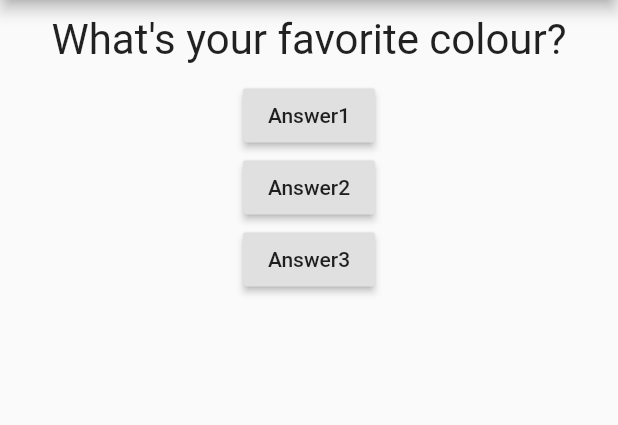
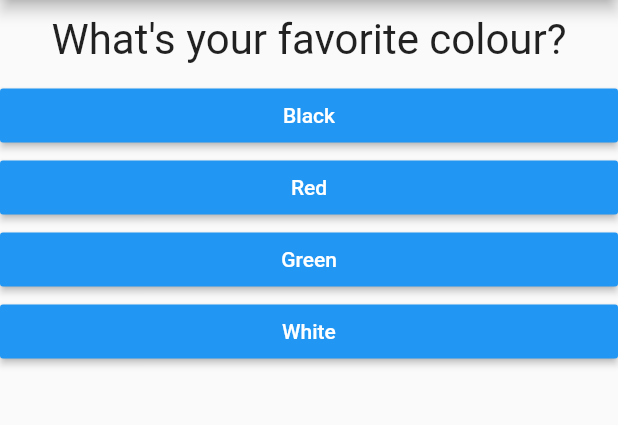
Before and after one commit to code4kunal/hands-on-flutter, a Flutter app: the screen it shows after launch, on a phone screen of 412 x 824 dp, the part 84-509 px from its top. Run offline on Flutter 3.47's test engine with Material 2 defaults, Android fonts, the phone set to English and light mode, and no system bars.

```diff
--- /dev/null
+++ b/lib/answer.dart
@@ -0,0 +1,22 @@
+import 'package:flutter/material.dart';
+
+
+class Answer extends StatelessWidget{
+  final Function selectHandler;
+  final String answerText;
+
+  Answer(this.selectHandler, this.answerText);
+
+  @override
+  Widget build(BuildContext context) {
+    return Container(
+      width: double.infinity,
+      child: RaisedButton(
+        color: Colors.blue,
+        textColor: Colors.white,
+        child: Text(answerText),
+        onPressed: selectHandler,
+    ),);
+  }
+
+}
--- a/lib/main.dart
+++ b/lib/main.dart
@@ -1,6 +1,7 @@
 import 'package:flutter/material.dart';
 
-import'./question.dart';
+import './quiz.dart';
+import './result.dart';
 
 void main() {
   runApp(MyApp());
@@ -12,43 +13,46 @@ class MyApp extends StatefulWidget {
 }
 
 class _MyAppState extends State<MyApp> {
-  var questionIndex = 0;
+  final _questions = const [
+      {
+        'questionText': 'What\'s your favorite colour?',
+        'answers': ['Black', 'Red', 'Green', 'White'],
+      },
+      {
+        'questionText': 'What\'s your favorite animal?',
+        'answers': ['Rabbit', 'Snake', 'Elephant', 'Deer'],
+      },
+      {
+        'questionText': 'What\'s your favorite instructor?',
+        'answers': ['John', 'Purcell', 'Max', 'Alan'],
+      }
+    ];
+  var _questionIndex = 0;
 
-  void answerQuestion(int state) {
+  void _answerQuestion() {
+
     setState(() {
-      questionIndex = state;
+      _questionIndex = _questionIndex + 1;
     });
-  print(questionIndex);
+    print(_questionIndex);
+    if(_questionIndex < _questions.length){
+      print('We have more questions!');
+    }
   }
 
   @override
   Widget build(BuildContext context) {
-    var questions = [
-      'What\'s your favorite colour?',
-      'What\'s your favorite animal?',
-      'What\'s your favorite food?'
-    ];
+
     return MaterialApp(
         home: Scaffold(
       appBar: AppBar(
         title: Text('My First App'),
       ),
-      body: Column(children: [
-        Question(questions[questionIndex]),
-        RaisedButton(
-          child: Text('Answer1'),
-          onPressed: () => answerQuestion(0),
-        ),
-        RaisedButton(
-          child: Text('Answer2'),
-          onPressed: () => answerQuestion(1),
-        ),
-        RaisedButton(
-          child: Text('Answer3'),
-          onPressed:
-            () => answerQuestion(2)
-        ),
-      ]),
+      body: _questionIndex < _questions.length
+      ? Quiz(answerQuestion: _answerQuestion,
+             questionIndex: _questionIndex,
+             question: _questions)
+      : Result() ,
     ));
   }
 }
--- /dev/null
+++ b/lib/quiz.dart
@@ -0,0 +1,32 @@
+
+import 'package:flutter/material.dart';
+
+import './question.dart';
+import './answer.dart';
+class Quiz extends StatelessWidget {
+  final List<Map<String, Object>> question;
+  final int questionIndex;
+  final Function answerQuestion;
+
+
+  Quiz({
+    @required this.question,
+    @required this.answerQuestion,
+    @required this.questionIndex
+  });
+
+@override
+Widget build(BuildContext context) {
+    return Column(
+      children :[
+        Question(
+          question[questionIndex]['questionText'],
+        ), //Question
+        ...(question[questionIndex]['answers'] as List<String>)
+        .map((answer) {
+          return Answer(answerQuestion, answer);
+        }).toList()
+      ]
+    ); //Column
+  }
+}
--- /dev/null
+++ b/lib/result.dart
@@ -0,0 +1,13 @@
+import 'package:flutter/material.dart';
+
+
+class Result extends StatelessWidget{
+
+  @override
+  Widget build(BuildContext context) {
+    return Center(
+        child: Text('You did it!')
+        ,);
+  }
+
+}
```
